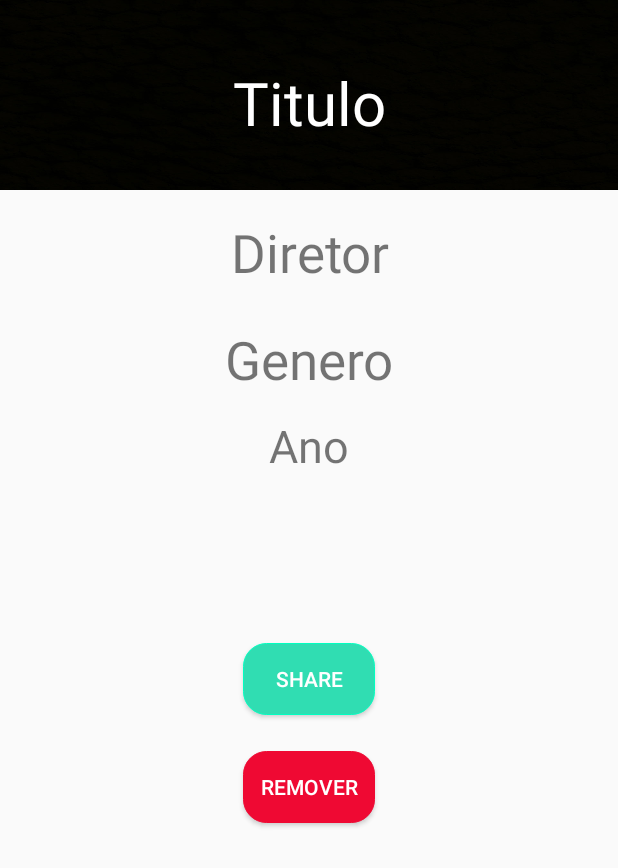
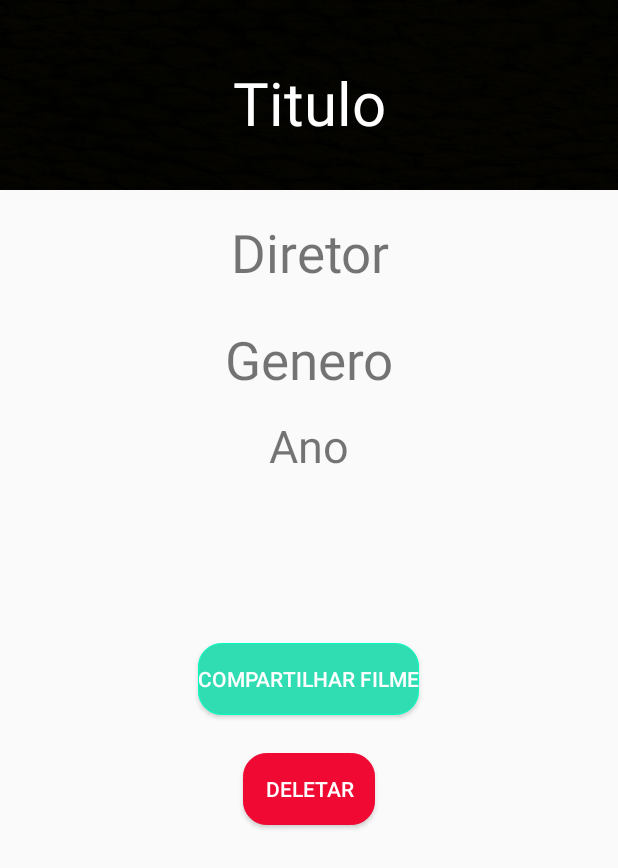
Before and after one commit to mtgo007/TP-01, an Android app: the details screen opened directly, with no data from a screen before it, on a phone screen of 412 x 824 dp. Shown: the top 868 px of the screen. Run offline under Robolectric (Android 15) with nearby library versions, the phone set to English and light mode, and no system bars; our stand-ins replace Firebase (no records; nobody signed in at launch, a user with empty details on screens opened directly); 12 statements that could not run were skipped.

Commit message:
Versão Final 1.0.0

```diff
--- a/app/src/main/res/layout/activity_add_filme.xml
+++ b/app/src/main/res/layout/activity_add_filme.xml
@@ -16,7 +16,7 @@
         android:scaleType="fitCenter"
         android:layout_marginBottom="30dp"
         android:layout_marginLeft="35dp"
-        android:text="Adicionar Filme"
+        android:text="@string/add_movie"
         android:textColor="#fff"
         android:textSize="45sp"
         android:layout_marginTop="70dp"
--- a/app/src/main/res/layout/activity_details.xml
+++ b/app/src/main/res/layout/activity_details.xml
@@ -76,18 +76,18 @@
         android:layout_centerHorizontal="true"
         android:layout_marginTop="52dp"
         android:background="@drawable/register_button"
-        android:text="Share"
+        android:text="@string/compartilhar"
         android:textColor="#fff" />
 
     <Button
         android:id="@+id/details_remove"
         android:layout_width="wrap_content"
         android:layout_height="wrap_content"
-        android:layout_alignEnd="@+id/details_share"
+        android:layout_below="@+id/details_share"
+        android:layout_centerHorizontal="true"
+        android:layout_marginTop="25dp"
         android:background="@drawable/delete_button"
-        android:layout_below="@+id/details_share"
-        android:layout_marginTop="24dp"
-        android:textColor="#fff"
-        android:text="Remover" />
+        android:text="@string/delete"
+        android:textColor="#fff" />
 
 </RelativeLayout>
--- a/app/src/main/res/values/strings.xml
+++ b/app/src/main/res/values/strings.xml
@@ -27,6 +27,7 @@
     <string name="cancelar">Cancelar</string>
     <string name="bemvindo">Bem Vindo</string>
     <string name="add">Adicionar</string>
+    <string name="add_movie">Adicionar Filme</string>
     <string-array name="faixaEtaria">
         <item>L</item>
         <item>10</item>
```
Also changed, not shown: app/src/main/java/com/mtgo007/movies/MainActivity.java (+7 -2 lines), 1 other file.
